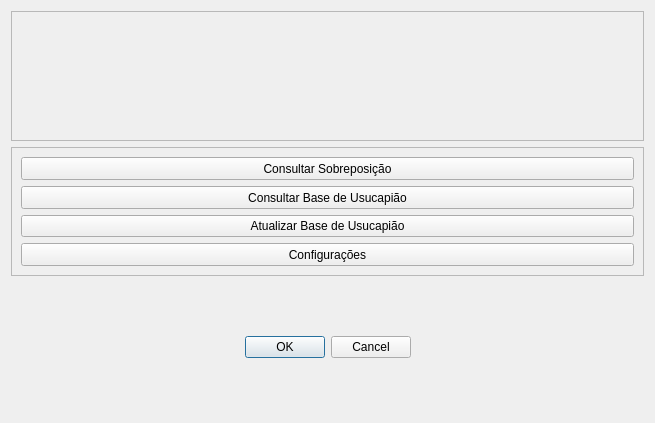
guilhermehrn/e-spu-consulte, file e_spu_consulte_dialog_base.ui: the form before one commit.
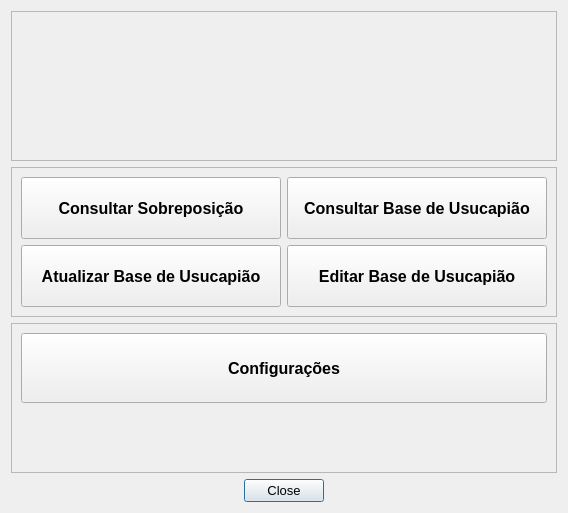
The form after the commit. Icons and pictures are not drawn.

The edit to the form file:
```diff
--- a/e_spu_consulte_dialog_base.ui
+++ b/e_spu_consulte_dialog_base.ui
@@ -6,8 +6,8 @@
    <rect>
     <x>0</x>
     <y>0</y>
-    <width>655</width>
-    <height>423</height>
+    <width>568</width>
+    <height>513</height>
    </rect>
   </property>
   <property name="windowTitle">
@@ -56,8 +56,8 @@
      <property name="frameShadow">
       <enum>QFrame::Raised</enum>
      </property>
-     <layout class="QVBoxLayout" name="verticalLayout">
-      <item>
+     <layout class="QGridLayout" name="gridLayout_2">
+      <item row="0" column="0">
        <widget class="QToolButton" name="consultSobreposicao">
         <property name="sizePolicy">
          <sizepolicy hsizetype="Expanding" vsizetype="Expanding">
@@ -65,12 +65,62 @@
           <verstretch>0</verstretch>
          </sizepolicy>
         </property>
+        <property name="font">
+         <font>
+          <family>MS Shell Dlg 2</family>
+          <pointsize>12</pointsize>
+          <weight>75</weight>
+          <bold>true</bold>
+         </font>
+        </property>
         <property name="text">
          <string>Consultar Sobreposição</string>
         </property>
        </widget>
       </item>
-      <item>
+      <item row="2" column="0">
+       <widget class="QToolButton" name="addFeature">
+        <property name="sizePolicy">
+         <sizepolicy hsizetype="Expanding" vsizetype="Expanding">
+          <horstretch>0</horstretch>
+          <verstretch>0</verstretch>
+         </sizepolicy>
+        </property>
+        <property name="font">
+         <font>
+          <family>MS Shell Dlg 2</family>
+          <pointsize>12</pointsize>
+          <weight>75</weight>
+          <bold>true</bold>
+         </font>
+        </property>
+        <property name="text">
+         <string>Atualizar Base de Usucapião</string>
+        </property>
+       </widget>
+      </item>
+      <item row="2" column="1">
+       <widget class="QToolButton" name="toolButton">
+        <property name="sizePolicy">
+         <sizepolicy hsizetype="Expanding" vsizetype="Expanding">
+          <horstretch>0</horstretch>
+          <verstretch>0</verstretch>
+         </sizepolicy>
+        </property>
+        <property name="font">
+         <font>
+          <family>MS Shell Dlg 2</family>
+          <pointsize>12</pointsize>
+          <weight>75</weight>
+          <bold>true</bold>
+         </font>
+        </property>
+        <property name="text">
+         <string>Editar Base de Usucapião</string>
+        </property>
+       </widget>
+      </item>
+      <item row="0" column="1">
        <widget class="QToolButton" name="consultBase">
         <property name="sizePolicy">
          <sizepolicy hsizetype="Expanding" vsizetype="Expanding">
@@ -78,44 +128,104 @@
           <verstretch>0</verstretch>
          </sizepolicy>
         </property>
+        <property name="font">
+         <font>
+          <family>MS Shell Dlg 2</family>
+          <pointsize>12</pointsize>
+          <weight>75</weight>
+          <bold>true</bold>
+         </font>
+        </property>
         <property name="text">
          <string>Consultar Base de Usucapião</string>
         </property>
        </widget>
       </item>
-      <item>
-       <widget class="QToolButton" name="atualizar">
-        <property name="sizePolicy">
-         <sizepolicy hsizetype="Expanding" vsizetype="Expanding">
-          <horstretch>0</horstretch>
-          <verstretch>0</verstretch>
-         </sizepolicy>
-        </property>
-        <property name="text">
-         <string>Atualizar Base de Usucapião</string>
-        </property>
-       </widget>
-      </item>
+     </layout>
+    </widget>
+   </item>
+   <item>
+    <widget class="QFrame" name="frame_3">
+     <property name="sizePolicy">
+      <sizepolicy hsizetype="Expanding" vsizetype="Expanding">
+       <horstretch>0</horstretch>
+       <verstretch>0</verstretch>
+      </sizepolicy>
+     </property>
+     <property name="frameShape">
+      <enum>QFrame::StyledPanel</enum>
+     </property>
+     <property name="frameShadow">
+      <enum>QFrame::Raised</enum>
+     </property>
+     <layout class="QVBoxLayout" name="verticalLayout">
       <item>
        <widget class="QToolButton" name="configuracoes">
         <property name="sizePolicy">
-         <sizepolicy hsizetype="Expanding" vsizetype="Expanding">
+         <sizepolicy hsizetype="Expanding" vsizetype="Preferred">
           <horstretch>0</horstretch>
           <verstretch>0</verstretch>
          </sizepolicy>
         </property>
+        <property name="font">
+         <font>
+          <family>MS Shell Dlg 2</family>
+          <pointsize>12</pointsize>
+          <weight>75</weight>
+          <bold>true</bold>
+         </font>
+        </property>
         <property name="text">
          <string>Configurações</string>
         </property>
        </widget>
       </item>
+      <item>
+       <spacer name="horizontalSpacer_3">
+        <property name="orientation">
+         <enum>Qt::Horizontal</enum>
+        </property>
+        <property name="sizeHint" stdset="0">
+         <size>
+          <width>40</width>
+          <height>20</height>
+         </size>
+        </property>
+       </spacer>
+      </item>
+      <item>
+       <spacer name="horizontalSpacer">
+        <property name="orientation">
+         <enum>Qt::Horizontal</enum>
+        </property>
+        <property name="sizeHint" stdset="0">
+         <size>
+          <width>40</width>
+          <height>20</height>
+         </size>
+        </property>
+       </spacer>
+      </item>
+      <item>
+       <spacer name="horizontalSpacer_2">
+        <property name="orientation">
+         <enum>Qt::Horizontal</enum>
+        </property>
+        <property name="sizeHint" stdset="0">
+         <size>
+          <width>40</width>
+          <height>20</height>
+         </size>
+        </property>
+       </spacer>
+      </item>
      </layout>
     </widget>
    </item>
    <item>
     <widget class="QDialogButtonBox" name="button_box">
      <property name="sizePolicy">
-      <sizepolicy hsizetype="Expanding" vsizetype="Expanding">
+      <sizepolicy hsizetype="Expanding" vsizetype="Minimum">
        <horstretch>0</horstretch>
        <verstretch>0</verstretch>
       </sizepolicy>
@@ -132,11 +242,16 @@
        <height>16777141</height>
       </size>
      </property>
+     <property name="font">
+      <font>
+       <pointsize>10</pointsize>
+      </font>
+     </property>
      <property name="orientation">
       <enum>Qt::Horizontal</enum>
      </property>
      <property name="standardButtons">
-      <set>QDialogButtonBox::Cancel|QDialogButtonBox::Ok</set>
+      <set>QDialogButtonBox::Close</set>
      </property>
      <property name="centerButtons">
       <bool>true</bool>
```
